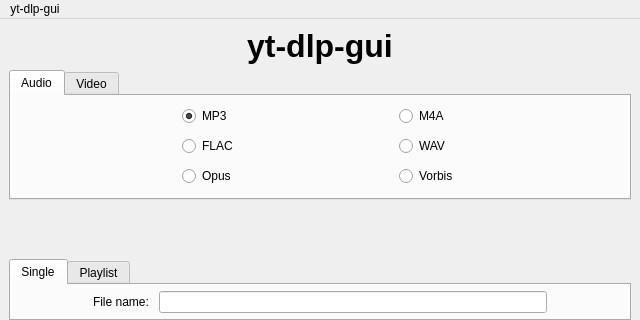
The window that maingui.ui (Bundes197/yt-dlp-gui) describes before a commit, drawn with Qt 5; both pictures show x 0 to 640 and y 0 to 320 of the 640 by 636 pixel window.
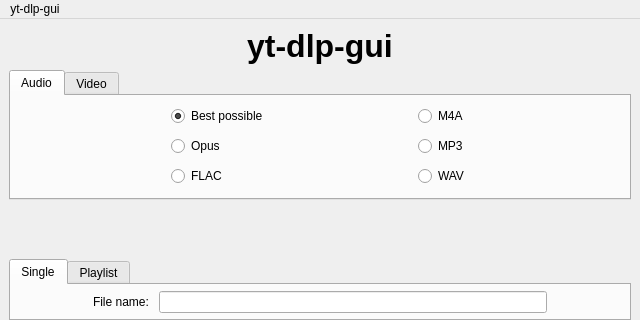
The same window after the commit.

Commit message: fix: deleted vorbis format, changed for best

```diff
--- a/maingui.ui
+++ b/maingui.ui
@@ -78,15 +78,8 @@
         <property name="verticalSpacing">
          <number>10</number>
         </property>
-        <item row="1" column="3">
-         <widget class="QRadioButton" name="wavButton">
-          <property name="text">
-           <string>WAV</string>
-          </property>
-         </widget>
-        </item>
-        <item row="1" column="0">
-         <spacer name="horizontalSpacer_13">
+        <item row="1" column="4">
+         <spacer name="horizontalSpacer_14">
           <property name="orientation">
            <enum>Qt::Orientation::Horizontal</enum>
           </property>
@@ -98,23 +91,6 @@
           </property>
          </spacer>
         </item>
-        <item row="1" column="1">
-         <widget class="QRadioButton" name="flacButton">
-          <property name="layoutDirection">
-           <enum>Qt::LayoutDirection::LeftToRight</enum>
-          </property>
-          <property name="text">
-           <string>FLAC</string>
-          </property>
-         </widget>
-        </item>
-        <item row="2" column="3">
-         <widget class="QRadioButton" name="vorbisButton">
-          <property name="text">
-           <string>Vorbis</string>
-          </property>
-         </widget>
-        </item>
         <item row="0" column="3">
          <widget class="QRadioButton" name="m4aButton">
           <property name="text">
@@ -122,8 +98,21 @@
           </property>
          </widget>
         </item>
-        <item row="1" column="4">
-         <spacer name="horizontalSpacer_14">
+        <item row="1" column="0">
+         <spacer name="horizontalSpacer_13">
+          <property name="orientation">
+           <enum>Qt::Orientation::Horizontal</enum>
+          </property>
+          <property name="sizeHint" stdset="0">
+           <size>
+            <width>40</width>
+            <height>20</height>
+           </size>
+          </property>
+         </spacer>
+        </item>
+        <item row="1" column="2">
+         <spacer name="horizontalSpacer_15">
           <property name="orientation">
            <enum>Qt::Orientation::Horizontal</enum>
           </property>
@@ -136,19 +125,16 @@
          </spacer>
         </item>
         <item row="0" column="1">
-         <widget class="QRadioButton" name="mp3Button">
-          <property name="layoutDirection">
-           <enum>Qt::LayoutDirection::LeftToRight</enum>
-          </property>
+         <widget class="QRadioButton" name="bestButton">
           <property name="text">
-           <string>MP3</string>
+           <string>Best possible</string>
           </property>
           <property name="checked">
            <bool>true</bool>
           </property>
          </widget>
         </item>
-        <item row="2" column="1">
+        <item row="1" column="1">
          <widget class="QRadioButton" name="opusButton">
           <property name="text">
            <string>Opus</string>
@@ -158,18 +144,35 @@
           </property>
          </widget>
         </item>
-        <item row="1" column="2">
-         <spacer name="horizontalSpacer_15">
-          <property name="orientation">
-           <enum>Qt::Orientation::Horizontal</enum>
+        <item row="1" column="3">
+         <widget class="QRadioButton" name="mp3Button">
+          <property name="layoutDirection">
+           <enum>Qt::LayoutDirection::LeftToRight</enum>
           </property>
-          <property name="sizeHint" stdset="0">
-           <size>
-            <width>40</width>
-            <height>20</height>
-           </size>
+          <property name="text">
+           <string>MP3</string>
           </property>
-         </spacer>
+          <property name="checked">
+           <bool>false</bool>
+          </property>
+         </widget>
+        </item>
+        <item row="2" column="3">
+         <widget class="QRadioButton" name="wavButton">
+          <property name="text">
+           <string>WAV</string>
+          </property>
+         </widget>
+        </item>
+        <item row="2" column="1">
+         <widget class="QRadioButton" name="flacButton">
+          <property name="layoutDirection">
+           <enum>Qt::LayoutDirection::LeftToRight</enum>
+          </property>
+          <property name="text">
+           <string>FLAC</string>
+          </property>
+         </widget>
         </item>
        </layout>
       </widget>
```
The commit also changes 1 other file.
